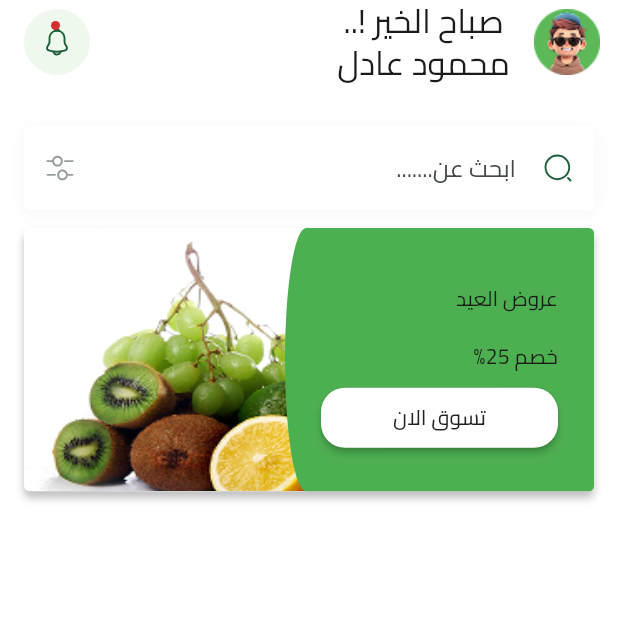
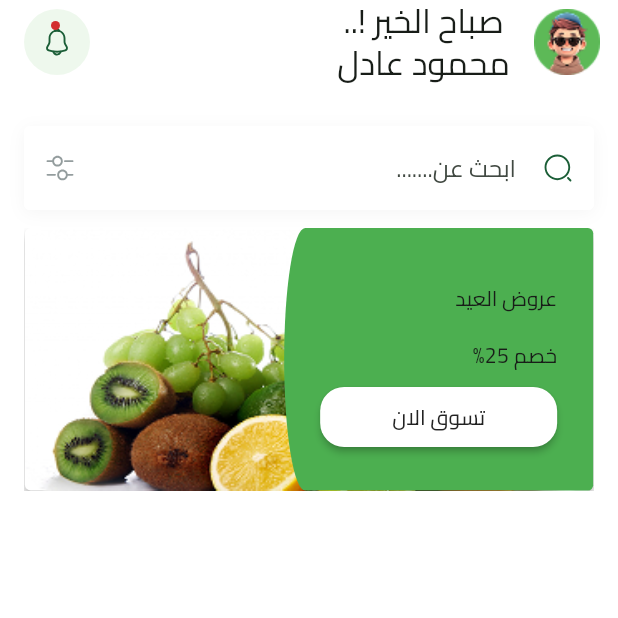
Before and after one commit to Mahmoud-Adel-Ali/Fruit_Hub_E_Commerce_App, a Flutter app: the HomeView screen opened by its route, on a phone screen of 412 x 824 dp, the top half of it. Run offline on Flutter 3.47's test engine with Material 3 defaults, Android fonts, the phone set to English and light mode, and no system bars; drawn by our look-alikes of carousel_slider; our stand-ins replace bloc, cloud_firestore, dartz, dots_indicator, firebase_auth, firebase_core and 8 more; missing offline and left inert: flutter_facebook_auth; accounts and stored records are empty.

Commit message:
Create Featured Fruit items section

```diff
--- /dev/null
+++ b/lib/features/home/presentation/views/widgets/featured_fruit_items.dart
@@ -0,0 +1,30 @@
+import 'package:carousel_slider/carousel_slider.dart';
+import 'package:flutter/material.dart';
+
+import 'featured_item.dart';
+
+class FeaturedFruitItems extends StatelessWidget {
+  const FeaturedFruitItems({super.key});
+
+  @override
+  Widget build(BuildContext context) {
+    return SizedBox(
+      height: 175,
+      child: CarouselSlider(
+        options: CarouselOptions(
+          height: 280,
+          autoPlay: false,
+          enlargeCenterPage: true,
+          viewportFraction: 1,
+          aspectRatio: 2.165,
+          animateToClosest: true,
+        ),
+        items: [
+          ...List.generate(4, (index) {
+            return FeaturedItem();
+          }),
+        ],
+      ),
+    );
+  }
+}
--- a/lib/features/home/presentation/views/widgets/featured_fruit_item.dart
+++ b/lib/features/home/presentation/views/widgets/featured_item.dart
@@ -5,8 +5,8 @@ import '../../../../../core/utils/app_images.dart';
 import '../../../../../core/utils/app_text_styles.dart';
 import '../../../../../core/widgets/custom_button.dart';
 
-class FeaturedFruitItem extends StatelessWidget {
-  const FeaturedFruitItem({super.key});
+class FeaturedItem extends StatelessWidget {
+  const FeaturedItem({super.key});
 
   @override
   Widget build(BuildContext context) {
@@ -19,7 +19,6 @@ class FeaturedFruitItem extends StatelessWidget {
         decoration: ShapeDecoration(
           color: AppColors.white,
           shape: RoundedRectangleBorder(
-            // side: BorderSide(width: 1),
             borderRadius: BorderRadius.circular(4),
           ),
           shadows: [
--- a/lib/features/home/presentation/views/widgets/home_view_body.dart
+++ b/lib/features/home/presentation/views/widgets/home_view_body.dart
@@ -2,7 +2,7 @@ import 'package:flutter/material.dart';
 
 import '../../../../../constants.dart';
 import '../../../../../core/widgets/custom_search_field.dart';
-import 'featured_fruit_item.dart';
+import 'featured_fruit_items.dart';
 
 class HomeViewBody extends StatelessWidget {
   const HomeViewBody({super.key});
@@ -17,7 +17,7 @@ class HomeViewBody extends StatelessWidget {
           children: [
             SizedBox(height: kTopPadding),
             CustomSearchField(),
-            FeaturedFruitItem(),
+            FeaturedFruitItems(),
           ],
         ),
       ),
--- a/pubspec.yaml
+++ b/pubspec.yaml
@@ -29,6 +29,7 @@ environment:
 # versions available, run `flutter pub outdated`.
 dependencies:
   bloc: ^9.0.0
+  carousel_slider: ^5.1.1
   cloud_firestore: ^6.0.1
   crypto: ^3.0.6
   cupertino_icons: ^1.0.8
```
Also changed, not shown: pubspec.lock.
